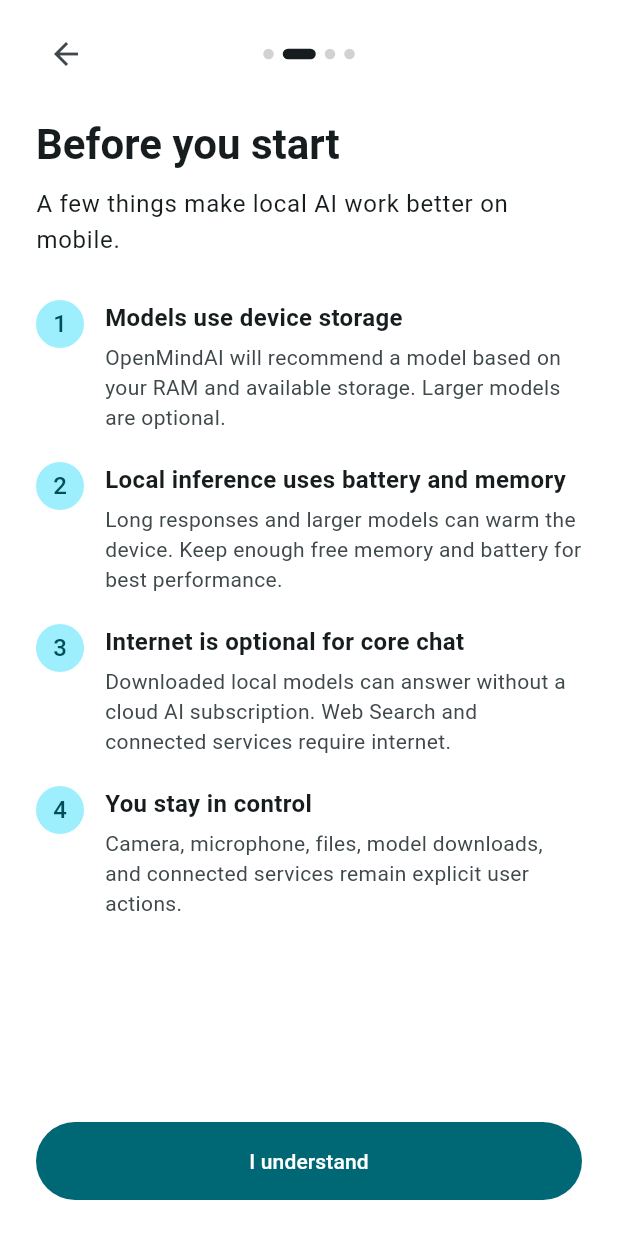
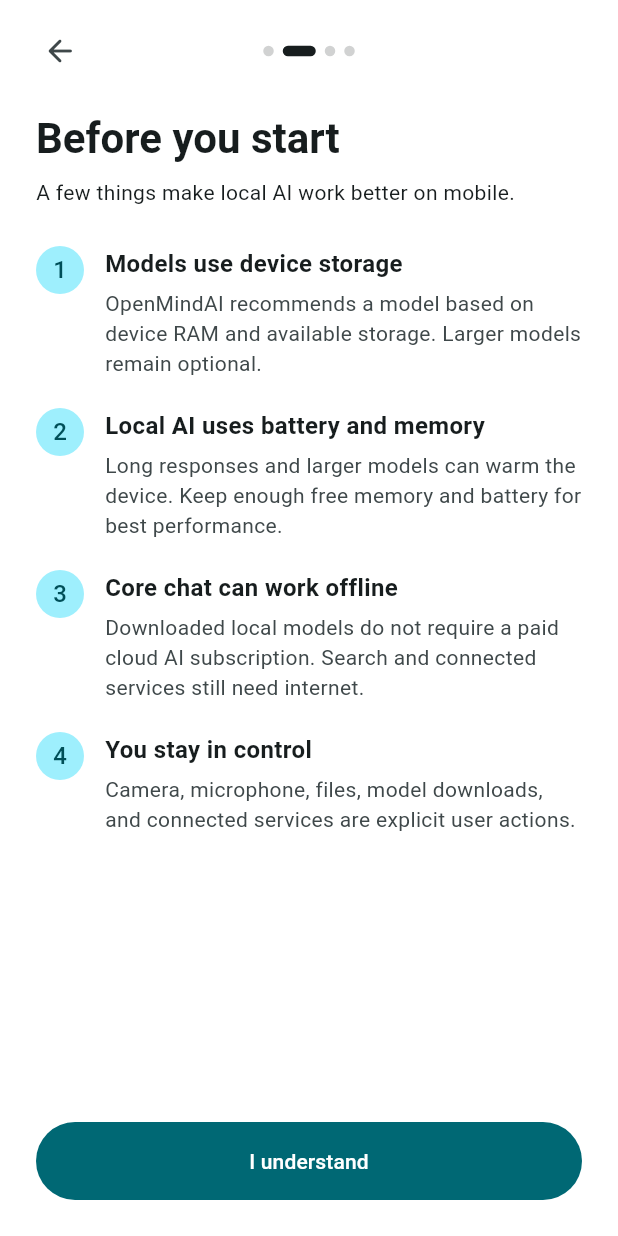
Before and after one commit to smshagor-dev/OpenMindAI, a Flutter app: the screen it shows after launch, after a tap on "Continue", on a phone screen of 412 x 824 dp. Run offline on Flutter 3.47's test engine with Material 3 defaults, Android fonts, the phone set to English and light mode, and no system bars; our stand-ins replace device_info_plus, file_picker, image_picker, permission_handler, shared_preferences.

Commit message:
fix(mobile): make onboarding flow compile-safe

```diff
--- a/src-mobile/lib/features/onboarding/onboarding_flow.dart
+++ b/src-mobile/lib/features/onboarding/onboarding_flow.dart
@@ -17,6 +17,7 @@ class _OnboardingFlowState extends State<OnboardingFlow> {
   final _permissions = PermissionService();
   final _store = OnboardingStore();
   final _deviceProfile = DeviceProfileService();
+
   int _step = 0;
   bool _requestingPermissions = false;
   bool _licenseAccepted = false;
@@ -28,8 +29,15 @@ class _OnboardingFlowState extends State<OnboardingFlow> {
     _profileFuture = _deviceProfile.read();
   }
 
-  void _next() => setState(() => _step = (_step + 1).clamp(0, 3));
-  void _back() => setState(() => _step = (_step - 1).clamp(0, 3));
+  void _next() {
+    if (_step >= 3) return;
+    setState(() => _step += 1);
+  }
+
+  void _back() {
+    if (_step <= 0) return;
+    setState(() => _step -= 1);
+  }
 
   Future<void> _continueFromWelcome() async {
     if (_requestingPermissions) return;
@@ -37,19 +45,23 @@ class _OnboardingFlowState extends State<OnboardingFlow> {
     final result = await _permissions.requestInitialPermissions();
     if (!mounted) return;
     setState(() => _requestingPermissions = false);
+
     if (result.hasPermanentDenial) {
       await showDialog<void>(
         context: context,
-        builder: (context) => AlertDialog(
+        builder: (dialogContext) => AlertDialog(
           title: const Text('Permission blocked'),
           content: const Text(
-            'One or more permissions were permanently denied. You can enable them later in system settings; core text chat can still continue.',
+            'One or more permissions were permanently denied. Text chat can continue, and you can enable optional permissions later in system settings.',
           ),
           actions: [
-            TextButton(onPressed: () => Navigator.pop(context), child: const Text('Continue')),
+            TextButton(
+              onPressed: () => Navigator.pop(dialogContext),
+              child: const Text('Continue'),
+            ),
             FilledButton(
               onPressed: () {
-                Navigator.pop(context);
+                Navigator.pop(dialogContext);
                 _permissions.openSettings();
               },
               child: const Text('Open settings'),
@@ -58,54 +70,52 @@ class _OnboardingFlowState extends State<OnboardingFlow> {
         ),
       );
     }
+
     if (mounted) _next();
   }
 
   @override
   Widget build(BuildContext context) {
-    return Scaffold(
-      body: SafeArea(
-        child: Column(
-          children: [
-            Padding(
-              padding: const EdgeInsets.fromLTRB(20, 12, 20, 4),
-              child: Row(
-                children: [
-                  if (_step > 0)
-                    IconButton(onPressed: _back, icon: const Icon(Icons.arrow_back))
-                  else
-                    const SizedBox(width: 48),
-                  const Spacer(),
-                  _StepDots(active: _step),
-                  const Spacer(),
-                  const SizedBox(width: 48),
-                ],
-              ),
-            ),
-            Expanded(
-              child: IndexedStack(
-                index: _step,
-                children: [
-                  _WelcomeScreen(
+    final pages = <Widget>[
+      _WelcomePage(
         loading: _requestingPermissions,
         onContinue: _continueFromWelcome,
       ),
-                  _InstructionsScreen(onContinue: _next),
-                  _LicenseScreen(
+      _InstructionsPage(onContinue: _next),
+      _LicensePage(
         accepted: _licenseAccepted,
         onChanged: (value) => setState(() => _licenseAccepted = value),
         onContinue: _licenseAccepted ? _next : null,
       ),
-                  _RecommendationScreen(
+      _RecommendationPage(
         profileFuture: _profileFuture,
         onFinish: (profile) async {
           await _store.complete(selectedModelId: profile.recommendedModel.id);
           if (mounted) widget.onFinished();
         },
       ),
+    ];
+
+    return Scaffold(
+      body: SafeArea(
+        child: Column(
+          children: [
+            Padding(
+              padding: const EdgeInsets.fromLTRB(16, 10, 16, 2),
+              child: Row(
+                children: [
+                  SizedBox(
+                    width: 48,
+                    child: _step == 0
+                        ? null
+                        : IconButton(onPressed: _back, icon: const Icon(Icons.arrow_back_rounded)),
+                  ),
+                  Expanded(child: _ProgressDots(active: _step)),
+                  const SizedBox(width: 48),
                 ],
               ),
             ),
+            Expanded(child: pages[_step]),
           ],
         ),
       ),
@@ -113,14 +123,14 @@ class _OnboardingFlowState extends State<OnboardingFlow> {
   }
 }
 
-class _StepDots extends StatelessWidget {
-  const _StepDots({required this.active});
+class _ProgressDots extends StatelessWidget {
+  const _ProgressDots({required this.active});
   final int active;
 
   @override
   Widget build(BuildContext context) {
     return Row(
-      mainAxisSize: MainAxisSize.min,
+      mainAxisAlignment: MainAxisAlignment.center,
       children: List.generate(4, (index) {
         final selected = index == active;
         return AnimatedContainer(
@@ -131,7 +141,7 @@ class _StepDots extends StatelessWidget {
           decoration: BoxDecoration(
             color: selected
                 ? Theme.of(context).colorScheme.onSurface
-                : Theme.of(context).colorScheme.onSurface.withValues(alpha: .2),
+                : Theme.of(context).colorScheme.onSurface.withValues(alpha: 0.2),
             borderRadius: BorderRadius.circular(10),
           ),
         );
@@ -140,8 +150,21 @@ class _StepDots extends StatelessWidget {
   }
 }
 
-class _WelcomeScreen extends StatelessWidget {
-  const _WelcomeScreen({required this.loading, required this.onContinue});
+class _OnboardingPage extends StatelessWidget {
+  const _OnboardingPage({required this.child});
+  final Widget child;
+
+  @override
+  Widget build(BuildContext context) {
+    return Padding(
+      padding: const EdgeInsets.fromLTRB(24, 14, 24, 24),
+      child: child,
+    );
+  }
+}
+
+class _WelcomePage extends StatelessWidget {
+  const _WelcomePage({required this.loading, required this.onContinue});
   final bool loading;
   final VoidCallback onContinue;
 
@@ -164,20 +187,24 @@ class _WelcomeScreen extends StatelessWidget {
               color: Theme.of(context).colorScheme.surface,
             ),
           ),
-          const SizedBox(height: 30),
-          Text('Welcome to OpenMindAI', style: Theme.of(context).textTheme.headlineMedium?.copyWith(fontWeight: FontWeight.w700)),
+          const SizedBox(height: 28),
+          Text(
+            'Welcome to OpenMindAI',
+            textAlign: TextAlign.center,
+            style: Theme.of(context).textTheme.headlineMedium?.copyWith(fontWeight: FontWeight.w700),
+          ),
           const SizedBox(height: 12),
           Text(
-            'Private, local-first AI on your phone. Your core model and conversations stay on the device.',
+            'Private, local-first AI on your phone. Core models and conversations stay under your control.',
             textAlign: TextAlign.center,
             style: Theme.of(context).textTheme.bodyLarge?.copyWith(height: 1.45),
           ),
-          const SizedBox(height: 30),
-          const _PermissionLine(icon: Icons.camera_alt_outlined, text: 'Camera for image and document input'),
-          const _PermissionLine(icon: Icons.mic_none_rounded, text: 'Microphone for voice input'),
-          const _PermissionLine(icon: Icons.notifications_none_rounded, text: 'Notifications for completed local tasks'),
-          const _PermissionLine(icon: Icons.folder_open_rounded, text: 'Files through the system file picker'),
-          const SizedBox(height: 36),
+          const SizedBox(height: 28),
+          const _Capability(icon: Icons.camera_alt_outlined, text: 'Camera for image and document input'),
+          const _Capability(icon: Icons.mic_none_rounded, text: 'Microphone for voice input'),
+          const _Capability(icon: Icons.notifications_none_rounded, text: 'Notifications for completed local tasks'),
+          const _Capability(icon: Icons.folder_open_rounded, text: 'Files through the system picker'),
+          const SizedBox(height: 34),
           SizedBox(
             width: double.infinity,
             child: FilledButton(
@@ -188,9 +215,9 @@ class _WelcomeScreen extends StatelessWidget {
                   : const Text('Continue'),
             ),
           ),
-          const SizedBox(height: 12),
+          const SizedBox(height: 10),
           Text(
-            'Only permissions used by app features are requested. Broad storage access is not required.',
+            'OpenMindAI requests only permissions used by app features. Broad storage access is not required.',
             textAlign: TextAlign.center,
             style: Theme.of(context).textTheme.bodySmall,
           ),
@@ -200,8 +227,8 @@ class _WelcomeScreen extends StatelessWidget {
   }
 }
 
-class _PermissionLine extends StatelessWidget {
-  const _PermissionLine({required this.icon, required this.text});
+class _Capability extends StatelessWidget {
+  const _Capability({required this.icon, required this.text});
   final IconData icon;
   final String text;
 
@@ -209,29 +236,61 @@ class _PermissionLine extends StatelessWidget {
   Widget build(BuildContext context) {
     return Padding(
       padding: const EdgeInsets.symmetric(vertical: 7),
-      child: Row(children: [Icon(icon, size: 21), const SizedBox(width: 14), Expanded(child: Text(text))]),
+      child: Row(
+        children: [
+          Icon(icon, size: 21),
+          const SizedBox(width: 14),
+          Expanded(child: Text(text)),
+        ],
+      ),
     );
   }
 }
 
-class _InstructionsScreen extends StatelessWidget {
-  const _InstructionsScreen({required this.onContinue});
+class _InstructionsPage extends StatelessWidget {
+  const _InstructionsPage({required this.onContinue});
   final VoidCallback onContinue;
 
   @override
   Widget build(BuildContext context) {
+    const items = [
+      ('Models use device storage', 'OpenMindAI recommends a model based on device RAM and available storage. Larger models remain optional.'),
+      ('Local AI uses battery and memory', 'Long responses and larger models can warm the device. Keep enough free memory and battery for best performance.'),
+      ('Core chat can work offline', 'Downloaded local models do not require a paid cloud AI subscription. Search and connected services still need internet.'),
+      ('You stay in control', 'Camera, microphone, files, model downloads, and connected services are explicit user actions.'),
+    ];
+
     return _OnboardingPage(
       child: Column(
         crossAxisAlignment: CrossAxisAlignment.start,
         children: [
           Text('Before you start', style: Theme.of(context).textTheme.headlineMedium?.copyWith(fontWeight: FontWeight.w700)),
-          const SizedBox(height: 10),
-          Text('A few things make local AI work better on mobile.', style: Theme.of(context).textTheme.bodyLarge),
-          const SizedBox(height: 28),
-          const _InstructionCard(number: '1', title: 'Models use device storage', body: 'OpenMindAI will recommend a model based on your RAM and available storage. Larger models are optional.'),
-          const _InstructionCard(number: '2', title: 'Local inference uses battery and memory', body: 'Long responses and larger models can warm the device. Keep enough free memory and battery for best performance.'),
-          const _InstructionCard(number: '3', title: 'Internet is optional for core chat', body: 'Downloaded local models can answer without a cloud AI subscription. Web Search and connected services require internet.'),
-          const _InstructionCard(number: '4', title: 'You stay in control', body: 'Camera, microphone, files, model downloads, and connected services remain explicit user actions.'),
+          const SizedBox(height: 8),
+          const Text('A few things make local AI work better on mobile.'),
+          const SizedBox(height: 26),
+          ...List.generate(items.length, (index) {
+            final item = items[index];
+            return Padding(
+              padding: const EdgeInsets.only(bottom: 20),
+              child: Row(
+                crossAxisAlignment: CrossAxisAlignment.start,
+                children: [
+                  CircleAvatar(radius: 16, child: Text('${index + 1}')),
+                  const SizedBox(width: 14),
+                  Expanded(
+                    child: Column(
+                      crossAxisAlignment: CrossAxisAlignment.start,
+                      children: [
+                        Text(item.$1, style: const TextStyle(fontSize: 16, fontWeight: FontWeight.w700)),
+                        const SizedBox(height: 5),
+                        Text(item.$2, style: TextStyle(height: 1.4, color: Theme.of(context).colorScheme.onSurfaceVariant)),
+                      ],
+                    ),
+                  ),
+                ],
+              ),
+            );
+          }),
           const Spacer(),
           SizedBox(
             width: double.infinity,
@@ -247,34 +306,13 @@ class _InstructionsScreen extends StatelessWidget {
   }
 }
 
-class _InstructionCard extends StatelessWidget {
-  const _InstructionCard({required this.number, required this.title, required this.body});
-  final String number;
-  final String title;
-  final String body;
+class _LicensePage extends StatelessWidget {
+  const _LicensePage({
+    required this.accepted,
+    required this.onChanged,
+    required this.onContinue,
+  });
 
-  @override
-  Widget build(BuildContext context) {
-    return Padding(
-      padding: const EdgeInsets.only(bottom: 20),
-      child: Row(
-        crossAxisAlignment: CrossAxisAlignment.start,
-        children: [
-          CircleAvatar(radius: 16, child: Text(number)),
-          const SizedBox(width: 14),
-          Expanded(child: Column(crossAxisAlignment: CrossAxisAlignment.start, children: [
-            Text(title, style: const TextStyle(fontWeight: FontWeight.w700, fontSize: 16)),
-            const SizedBox(height: 5),
-            Text(body, style: TextStyle(height: 1.4, color: Theme.of(context).colorScheme.onSurfaceVariant)),
-          ])),
-        ],
-      ),
-    );
-  }
-}
-
-class _LicenseScreen extends StatelessWidget {
-  const _LicenseScreen({required this.accepted, required this.onChanged, required this.onContinue});
   final bool accepted;
   final ValueChanged<bool> onChanged;
   final VoidCallback? onContinue;
@@ -288,7 +326,7 @@ class _LicenseScreen extends StatelessWidget {
           Text('License agreement', style: Theme.of(context).textTheme.headlineMedium?.copyWith(fontWeight: FontWeight.w700)),
           const SizedBox(height: 8),
           const Text('Read the OpenMindAI license before continuing.'),
-          const SizedBox(height: 18),
+          const SizedBox(height: 16),
           Expanded(
             child: Container(
               width: double.infinity,
@@ -300,8 +338,12 @@ class _LicenseScreen extends StatelessWidget {
               child: FutureBuilder<String>(
                 future: rootBundle.loadString('assets/LICENSE.txt'),
                 builder: (context, snapshot) {
-                  if (!snapshot.hasData) return const Center(child: CircularProgressIndicator(strokeWidth: 2));
-                  return SingleChildScrollView(child: SelectableText(snapshot.data!, style: const TextStyle(fontSize: 12.5, height: 1.45)));
+                  if (!snapshot.hasData) {
+                    return const Center(child: CircularProgressIndicator(strokeWidth: 2));
+                  }
+                  return SingleChildScrollView(
+                    child: SelectableText(snapshot.data!, style: const TextStyle(fontSize: 12.5, height: 1.45)),
+                  );
                 },
               ),
             ),
@@ -327,8 +369,8 @@ class _LicenseScreen extends StatelessWidget {
   }
 }
 
-class _RecommendationScreen extends StatelessWidget {
-  const _RecommendationScreen({required this.profileFuture, required this.onFinish});
+class _RecommendationPage extends StatelessWidget {
+  const _RecommendationPage({required this.profileFuture, required this.onFinish});
   final Future<MobileDeviceProfile> profileFuture;
   final ValueChanged<MobileDeviceProfile> onFinish;
 
@@ -339,24 +381,34 @@ class _RecommendationScreen extends StatelessWidget {
         future: profileFuture,
         builder: (context, snapshot) {
           if (snapshot.connectionState != ConnectionState.done) {
-            return const Center(child: Column(mainAxisSize: MainAxisSize.min, children: [CircularProgressIndicator(strokeWidth: 2), SizedBox(height: 18), Text('Checking this device…')]));
+            return const Center(
+              child: Column(
+                mainAxisSize: MainAxisSize.min,
+                children: [
+                  CircularProgressIndicator(strokeWidth: 2),
+                  SizedBox(height: 16),
+                  Text('Checking this device…'),
+                ],
+              ),
+            );
           }
-          if (snapshot.hasError || !snapshot.hasData) {
-            return Center(child: Column(mainAxisSize: MainAxisSize.min, children: [
-              const Icon(Icons.error_outline, size: 42),
-              const SizedBox(height: 12),
-              Text('Could not read device capabilities.\n${snapshot.error}', textAlign: TextAlign.center),
-            ]));
+
+          if (!snapshot.hasData) {
+            return Center(child: Text('Could not read device capabilities.\n${snapshot.error}', textAlign: TextAlign.center));
           }
+
           final profile = snapshot.data!;
           final model = profile.recommendedModel;
           return Column(
             crossAxisAlignment: CrossAxisAlignment.start,
             children: [
-              Text('Recommended for this device', style: Theme.of(context).textTheme.headlineMedium?.copyWith(fontWeight: FontWeight.w700)),
+              Text(
+                'Recommended for this device',
+                style: Theme.of(context).textTheme.headlineMedium?.copyWith(fontWeight: FontWeight.w700),
+              ),
               const SizedBox(height: 8),
               Text('${profile.deviceName} · ${profile.platform} ${profile.osVersion}'),
-              const SizedBox(height: 28),
+              const SizedBox(height: 26),
               Container(
                 width: double.infinity,
                 padding: const EdgeInsets.all(22),
@@ -364,26 +416,36 @@ class _RecommendationScreen extends StatelessWidget {
                   color: Theme.of(context).colorScheme.surfaceContainerHighest,
                   borderRadius: BorderRadius.circular(24),
                 ),
-                child: Column(crossAxisAlignment: CrossAxisAlignment.start, children: [
-                  Row(children: [
+                child: Column(
+                  crossAxisAlignment: CrossAxisAlignment.start,
+                  children: [
+                    Row(
+                      children: [
                         const Icon(Icons.auto_awesome_rounded),
                         const SizedBox(width: 10),
-                    Expanded(child: Text(model.name, style: Theme.of(context).textTheme.titleLarge?.copyWith(fontWeight: FontWeight.w700))),
-                    const Chip(label: Text('Recommended')),
-                  ]),
-                  const SizedBox(height: 14),
+                        Expanded(
+                          child: Text(model.name, style: Theme.of(context).textTheme.titleLarge?.copyWith(fontWeight: FontWeight.w700)),
+                        ),
+                      ],
+                    ),
+                    const SizedBox(height: 12),
                     Text(model.description, style: const TextStyle(height: 1.45)),
-                  const SizedBox(height: 18),
-                  Wrap(spacing: 8, runSpacing: 8, children: [
+                    const SizedBox(height: 16),
+                    Wrap(
+                      spacing: 8,
+                      runSpacing: 8,
+                      children: [
                         Chip(label: Text('${profile.ramGb} GB RAM')),
                         Chip(label: Text('${profile.freeDiskGb.toStringAsFixed(1)} GB free')),
                         Chip(label: Text(model.kind)),
-                  ]),
-                ]),
+                      ],
                     ),
-              const SizedBox(height: 18),
+                  ],
+                ),
+              ),
+              const SizedBox(height: 16),
               Text(
-                'The model name shown in OpenMindAI is the product name used by the desktop app. Technical upstream model names are not shown in the mobile UI.',
+                'Only OpenMindAI product names are shown here. Technical upstream model names stay hidden from the mobile UI.',
                 style: Theme.of(context).textTheme.bodySmall,
               ),
               const Spacer(),
@@ -402,16 +464,3 @@ class _RecommendationScreen extends StatelessWidget {
     );
   }
 }
-
-class _OnboardingPage extends StatelessWidget {
-  const _OnboardingPage({required this.child});
-  final Widget child;
-
-  @override
-  Widget build(BuildContext context) {
-    return Padding(
-      padding: const EdgeInsets.fromLTRB(24, 14, 24, 24),
-      child: child,
-    );
-  }
-}
```
Lines whose indentation alone changed are shown as unchanged.
